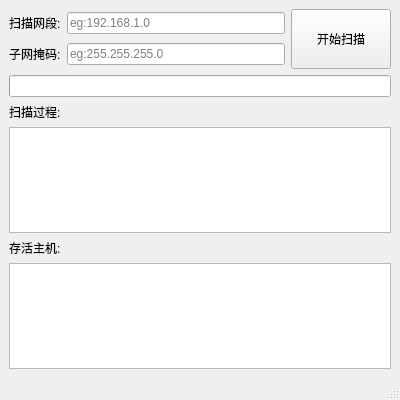
First picture: the form in qt/hostscannerwindow.ui, repository JJLibra/XScanner, before the edit.
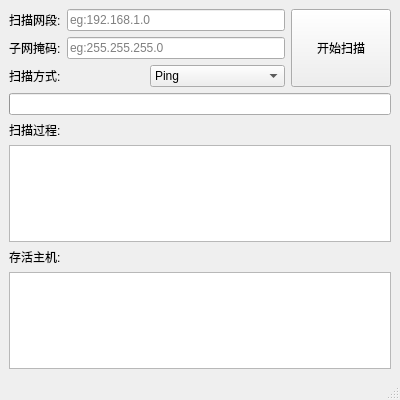
Second picture: the form after the edit.

Commit message: 🎈 perf: 扫描主机实现异步，ui更流畅

Patch:
```diff
--- a/qt/hostscannerwindow.ui
+++ b/qt/hostscannerwindow.ui
@@ -55,6 +55,31 @@
           </item>
          </layout>
         </item>
+        <item>
+         <layout class="QHBoxLayout">
+          <item>
+           <widget class="QLabel">
+            <property name="text">
+             <string>扫描方式:</string>
+            </property>
+           </widget>
+          </item>
+          <item>
+           <widget class="QComboBox" name="scanMethodComboBox">
+            <item>
+             <property name="text">
+              <string>Ping</string>
+             </property>
+            </item>
+            <item>
+             <property name="text">
+              <string>ARP</string>
+             </property>
+            </item>
+           </widget>
+          </item>
+         </layout>
+        </item>
        </layout>
       </item>
       <item>
```
The commit also changes 2 other files.
